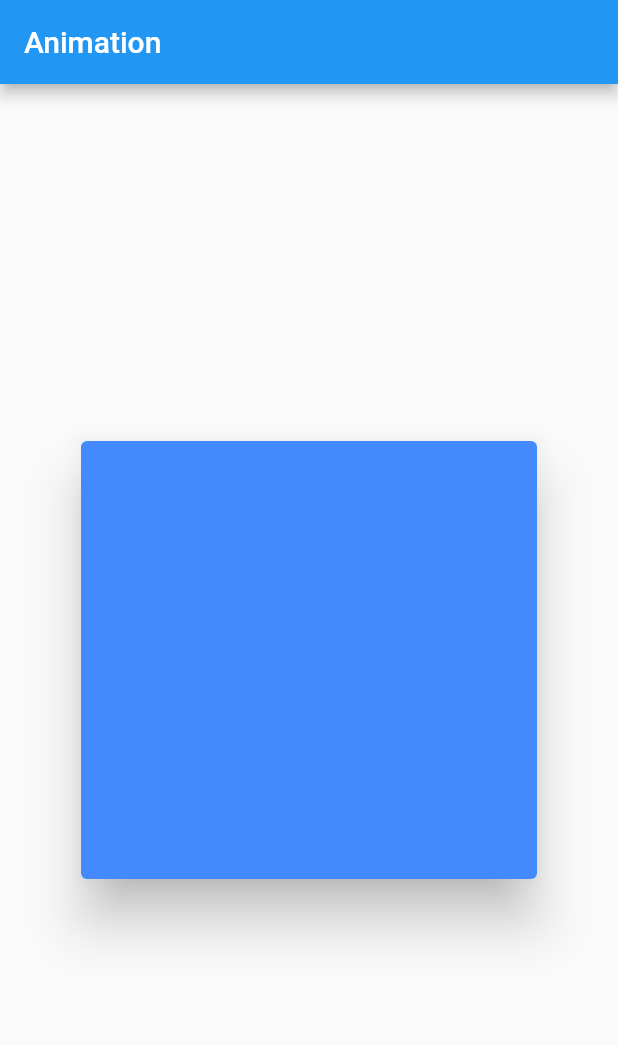
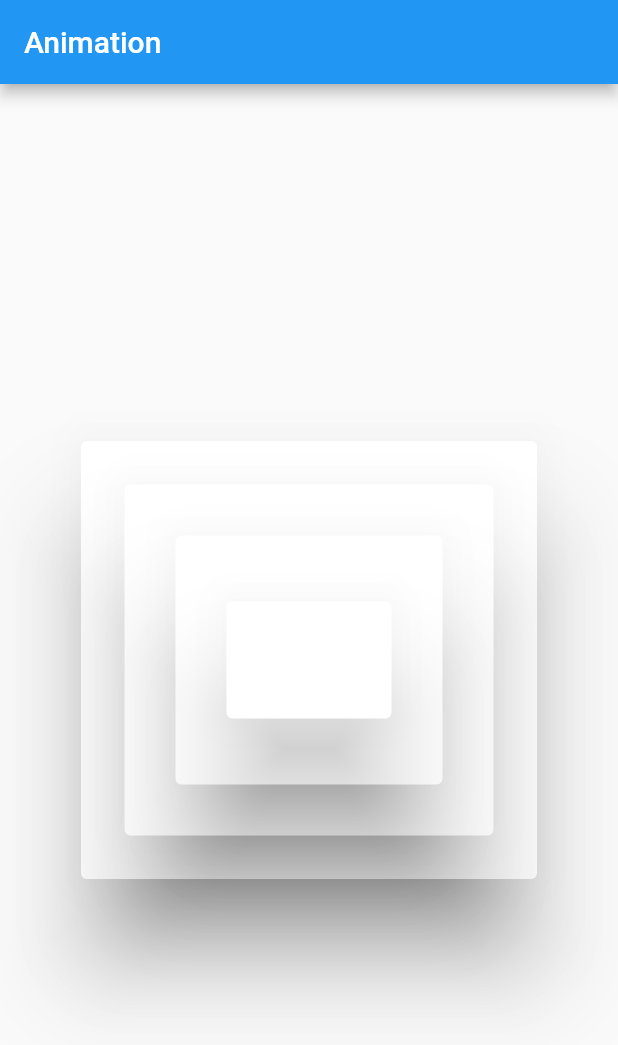
Before and after one commit to roger8b/flutter_animation_ex, a Flutter app: the screen it shows after launch, on a phone screen of 412 x 824 dp. Shown: the top 1045 px of the screen. Run offline on Flutter 3.47's test engine with Material 2 defaults, Android fonts, the phone set to English and light mode, and no system bars.

Commit message:
Animation finish.

```diff
--- a/lib/main.dart
+++ b/lib/main.dart
@@ -1,12 +1,14 @@
+
 import 'package:flutter/material.dart';
 import 'package:flutter/services.dart';
+import 'package:flutter/animation.dart';
 
 void main() {
-  SystemChrome.setSystemUIOverlayStyle(SystemUiOverlayStyle.light);
-  runApp(MyApp());
+  SystemChrome.setSystemUIOverlayStyle(SystemUiOverlayStyle.light); //Set Theme as Light
+  runApp(Myapp());
 }
 
-class MyApp extends StatelessWidget {
+class Myapp extends StatelessWidget {
   @override
   Widget build(BuildContext context) {
     return MaterialApp(
@@ -23,47 +25,127 @@ class HomePage extends StatefulWidget {
 }
 
 class _HomePageState extends State<HomePage> with TickerProviderStateMixin {
+
   Animation<double> animation;
+  Animation<double> animation2;
+  Animation<double> animation3;
+  Animation<double> animation4;
   AnimationController animationController;
+  AnimationController animationController2;
+  AnimationController animationController3;
+  AnimationController animationController4;
 
+  int sec = 1000;
+
+  @override
   void initState() {
     super.initState();
 
-    animationController = AnimationController(
-        vsync: this, duration: Duration(milliseconds: 500));
+    animationController =
+        AnimationController(vsync: this, duration: Duration(milliseconds: 400));
+
+    animationController2 =
+        AnimationController(vsync: this, duration: Duration(milliseconds: 500));
+
+    animationController3 =
+        AnimationController(vsync: this, duration: Duration(milliseconds: 600));
+
+    animationController4 =
+        AnimationController(vsync: this, duration: Duration(milliseconds: 700));
+
     animation = Tween(begin: 30.0, end: 0.0).animate(animationController)
+      ..addListener(() {
+        setState(() {});
+      });
+
+    animation2 = Tween(begin: 30.0, end: 0.0).animate(animationController2)
+      ..addListener(() {
+        setState(() {});
+      });
+
+    animation3 = Tween(begin: 30.0, end: 0.0).animate(animationController3)
+      ..addListener(() {
+        setState(() {});
+      });
+
+    animation4 = Tween(begin: 30.0, end: 0.0).animate(animationController4)
       ..addListener(() {
         setState(() {});
       });
 
     animation.addStatusListener((status) {
       if (status == AnimationStatus.completed) {
-        animationController.reverse();
-      } else if (status == AnimationStatus.dismissed) {
-        animationController.forward();
+        animationController2.forward();
       }
     });
 
-    animationController.forward();
+    animation2.addStatusListener((status) {
+      if (status == AnimationStatus.completed) {
+        animationController3.forward();
+      } else if (status == AnimationStatus.dismissed) {
+        animationController.reverse();
+      }
+    });
+
+    animation3.addStatusListener((status) {
+      if (status == AnimationStatus.completed) {
+        animationController4.forward();
+      } else if (status == AnimationStatus.dismissed) {
+        animationController2.reverse();
+      }
+    });
+
+    animation4.addStatusListener((status) {
+      if (status == AnimationStatus.completed) {
+        animationController4.reverse();
+      } else if (status == AnimationStatus.dismissed) {
+        animationController3.reverse();
+      }
+    });
   }
 
   @override
   Widget build(BuildContext context) {
     return Scaffold(
         appBar: AppBar(
-        title: Text('Animation'),
+          title: Text("Animation"),
         ),
         body: Center(
           child: Container(
-
-          width: MediaQuery.of(context).size.width - 100,
+            width: (MediaQuery.of(context).size.width - 100),
             height: 300,
             child: Card(
-            color: Colors.blueAccent,
+              elevation: animation4.value,
+              child: Padding(
+                padding: EdgeInsets.all(25),
+                child: Card(
+                  elevation: animation3.value,
+                  child: Padding(
+                    padding: EdgeInsets.all(30),
+                    child: Card(
+                      elevation: animation2.value,
+                      child: Padding(
+                        padding: EdgeInsets.only(
+                            left: 30, right: 30, top: 40, bottom: 40),
+                        child: Card(
+                          elevation: animation.value,
+                          child: Padding(
+                            padding: const EdgeInsets.all(8.0),
+                            child: MaterialButton(
+                              onPressed: () {
+                                animationController.forward();
+                              },
                               elevation: animation.value,
                             ),
                           ),
                         ),
-    );
+                      ),
+                    ),
+                  ),
+                ),
+              ),
+            ),
+          ),
+        ));
   }
 }
```
Lines whose indentation alone changed are shown as unchanged.
